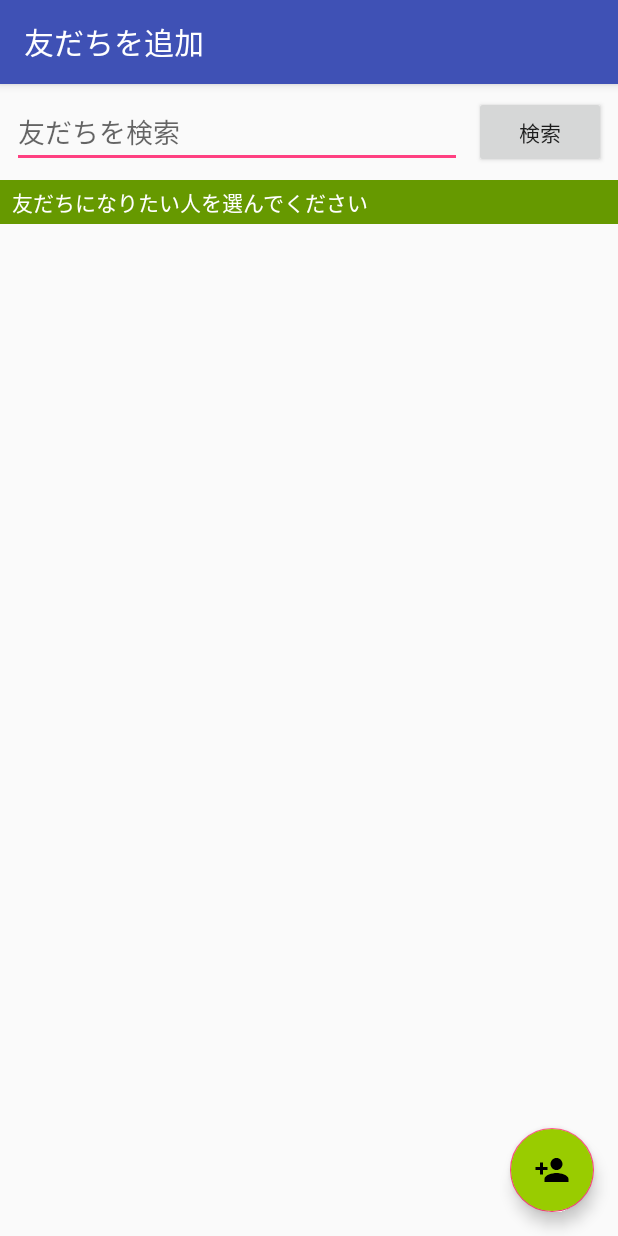
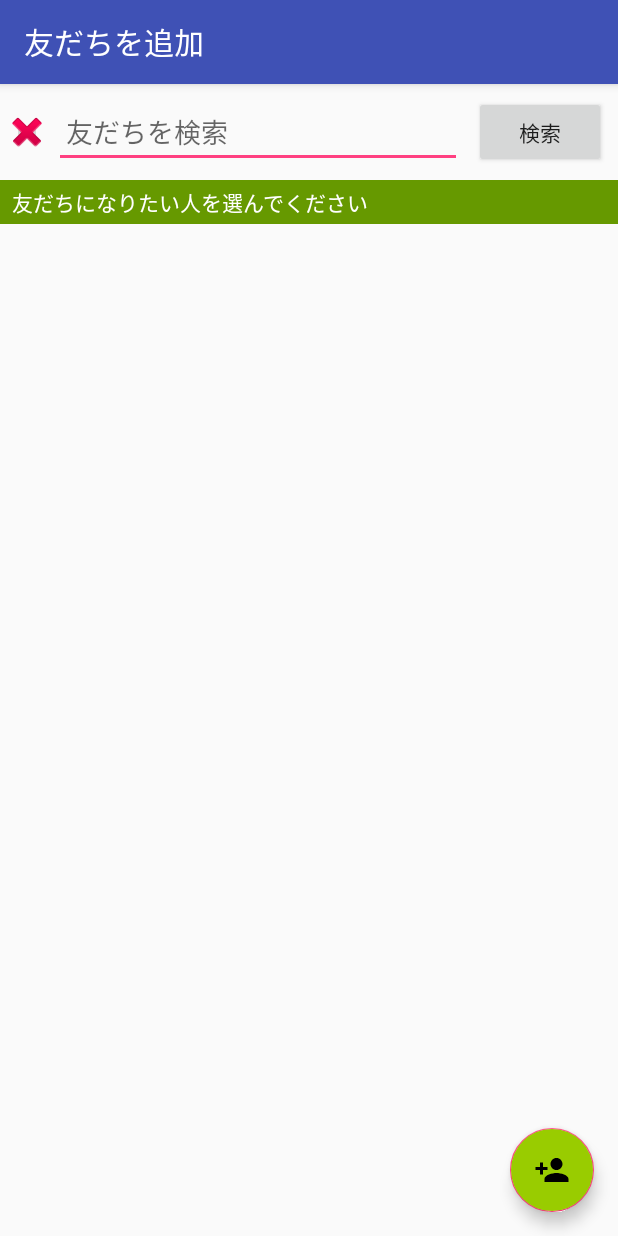
Before and after one commit to line-school2018summer/fukuoka-a-client, an Android app: the AddFriendsActivity screen opened directly, with no data from a screen before it, on a phone screen of 412 x 824 dp. Run offline under Robolectric (Android 15) with nearby library versions, the phone set to English and light mode, and no system bars; libraries missing offline, so code that uses them is left out: com.xwray.groupie; 5 statements that could not run were skipped.

Commit message:
[add]検索ワードを消去できるボタンを配置

```diff
--- a/android-client/app/src/main/java/com/sample/android_client/AddFriendsActivity.kt
+++ b/android-client/app/src/main/java/com/sample/android_client/AddFriendsActivity.kt
@@ -50,6 +50,10 @@ class AddFriendsActivity : AppCompatActivity() {
             finish()
         }
 
+        delete_button_add_friends.setOnClickListener {
+            search_box_add_friends.text.clear()
+            displaySearchedUsers("")
+        }
 
         groupAdapter.setOnItemClickListener { item, view ->
             val sItem = item as SelectableUserItem
--- a/android-client/app/src/main/res/layout/activity_add_friends.xml
+++ b/android-client/app/src/main/res/layout/activity_add_friends.xml
@@ -26,8 +26,9 @@
         android:ems="10"
         android:hint="友だちを検索"
         android:inputType="textPersonName"
+        android:paddingHorizontal="8dp"
         app:layout_constraintEnd_toStartOf="@+id/search_button_add_friends"
-        app:layout_constraintStart_toStartOf="parent"
+        app:layout_constraintStart_toEndOf="@+id/delete_button_add_friends"
         app:layout_constraintTop_toTopOf="parent" />
 
     <android.support.v7.widget.RecyclerView
@@ -67,4 +68,16 @@
         app:layout_constraintStart_toStartOf="parent"
         app:layout_constraintTop_toBottomOf="@+id/search_box_add_friends" />
 
+    <ImageButton
+        android:id="@+id/delete_button_add_friends"
+        android:layout_width="20dp"
+        android:layout_height="20dp"
+        android:layout_marginBottom="8dp"
+        android:layout_marginStart="8dp"
+        android:layout_marginTop="8dp"
+        app:layout_constraintBottom_toBottomOf="@+id/search_box_add_friends"
+        app:layout_constraintStart_toStartOf="parent"
+        app:layout_constraintTop_toTopOf="@+id/search_box_add_friends"
+        app:srcCompat="@android:drawable/ic_delete" />
+
 </android.support.constraint.ConstraintLayout>
```
